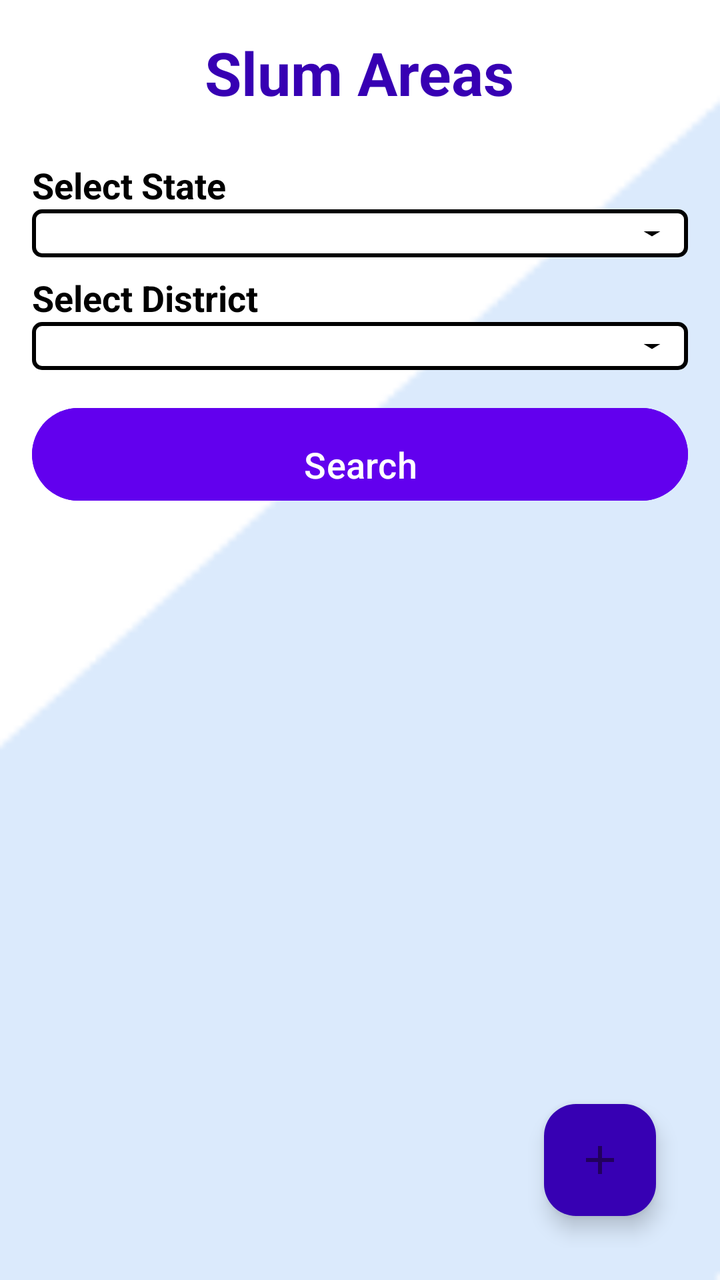
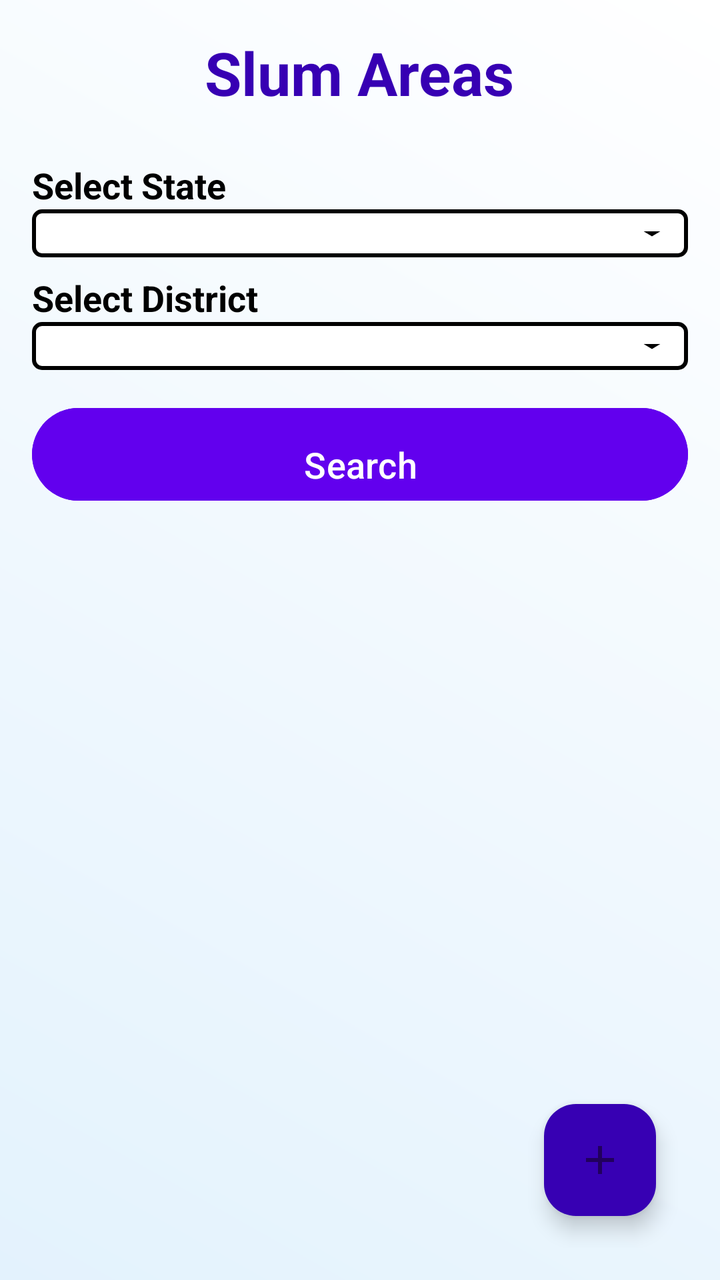

The first picture is an Android layout as it rendered before a commit; the second is the same layout after the commit. The layout source and the unified diff follow.
<!-- AndroidManifest.xml: application theme Theme.Orphans -->
<!-- res/layout/fragment_slum_areas.xml -->
<?xml version="1.0" encoding="utf-8"?>
<RelativeLayout xmlns:android="http://schemas.android.com/apk/res/android"
    android:layout_width="match_parent"
    android:layout_height="match_parent"
    android:padding="16dp"
    android:background="@drawable/donor">

    <TextView
        android:id="@+id/textViewOrphanages"
        android:layout_width="wrap_content"
        android:layout_height="wrap_content"
        android:text="Slum Areas"
        android:textSize="30sp"
        android:textStyle="bold"
        android:textColor="@color/colorPrimaryDark"
        android:layout_centerHorizontal="true"
        android:paddingBottom="16dp" />

    <TextView
        android:id="@+id/textViewState"
        android:layout_width="wrap_content"
        android:layout_height="wrap_content"
        android:text="Select State"
        android:textColor="@color/black"
        android:textStyle="bold"
        android:textSize="18sp"
        android:layout_below="@id/textViewOrphanages"
        android:paddingTop="8dp" />

    <Spinner
        android:id="@+id/spinnerState"
        android:layout_width="match_parent"
        android:layout_height="wrap_content"
        android:layout_below="@id/textViewState"
        android:background="@drawable/spinner_background"
        android:paddingTop="8dp"
        android:paddingBottom="16dp" />

    <TextView
        android:id="@+id/textViewDistrict"
        android:layout_width="wrap_content"
        android:layout_height="wrap_content"
        android:text="Select District"
        android:textColor="@color/black"
        android:textStyle="bold"
        android:textSize="18sp"
        android:layout_below="@id/spinnerState"
        android:paddingTop="8dp" />

    <Spinner
        android:id="@+id/spinnerDistrict"
        android:layout_width="match_parent"
        android:layout_height="wrap_content"
        android:layout_below="@id/textViewDistrict"
        android:background="@drawable/spinner_background"
        android:paddingTop="8dp"
        android:paddingBottom="16dp" />

    <Button
        android:id="@+id/buttonSearch"
        android:layout_width="match_parent"
        android:layout_height="wrap_content"
        android:text="Search"
        android:textSize="18sp"
        android:layout_marginTop="15dp"
        android:backgroundTint="@color/colorPrimary"
        android:layout_below="@id/spinnerDistrict"
        android:paddingTop="16dp" />

    <androidx.recyclerview.widget.RecyclerView
        android:id="@+id/recyclerViewSlumAreas"
        android:layout_width="match_parent"
        android:layout_height="wrap_content"
        android:layout_below="@id/buttonSearch"
        android:paddingTop="16dp"
        android:layout_above="@id/fabAdd" />

    <TextView
        android:id="@+id/textViewNoSlumAreas"
        android:layout_width="wrap_content"
        android:layout_height="wrap_content"
        android:text="No slum areas available"
        android:textSize="18sp"
        android:visibility="gone"
        android:layout_centerHorizontal="true"
        android:layout_below="@id/buttonSearch"
        android:paddingTop="16dp" />

    <com.google.android.material.floatingactionbutton.FloatingActionButton
        android:id="@+id/fabAdd"
        android:layout_width="wrap_content"
        android:layout_height="wrap_content"
        android:layout_alignParentEnd="true"
        android:layout_alignParentBottom="true"
        android:layout_margin="16dp"
        android:backgroundTint="@color/colorPrimaryDark"
        android:contentDescription="Add"
        android:src="@drawable/ic_add" />

</RelativeLayout>
<!-- resources referenced by this layout -->
<resources>
  <color name="black">#FF000000</color>
  <color name="colorPrimary">#6200EE</color>
  <color name="colorPrimaryDark">#3700B3</color>
  <!-- drawable donor: png bitmap (drawable, 863 bytes) -->
  <!-- drawable ic_add (drawable) -->
  <?xml version="1.0" encoding="utf-8"?>
  <vector xmlns:android="http://schemas.android.com/apk/res/android"
      android:height="24dp"
      android:tint="#000000"
      android:viewportHeight="24"
      android:viewportWidth="24"
      android:width="24dp">
      <path
          android:fillColor="@android:color/white"
          android:pathData="M19,13h-6v6h-2v-6H5v-2h6V5h2v6h6v2z"/>
  </vector>
  <!-- drawable spinner_background (drawable) -->
  <?xml version="1.0" encoding="utf-8"?>
  <layer-list xmlns:android="http://schemas.android.com/apk/res/android">
  
      
      <item>
          <shape
              android:shape="rectangle">
              <solid android:color="@android:color/white"/>
              <stroke
                  android:width="2dp"
                  android:color="@color/black"/>
              <corners android:radius="4dp"/>
          </shape>
      </item>
  
      
      <item
          android:width="20dp"
          android:drawable="@drawable/spinner_arrow"
          android:gravity="end|center_vertical"
          android:right="8dp"/>
  
  </layer-list>
  <style name="Theme.Orphans" parent="Base.Theme.Orphans" />
  <!-- drawable spinner_arrow (drawable) -->
  <?xml version="1.0" encoding="utf-8"?>
  <vector xmlns:android="http://schemas.android.com/apk/res/android"
      android:width="12dp"
      android:height="12dp"
      android:viewportWidth="24"
      android:viewportHeight="24">
      <path
          android:fillColor="@color/black"
          android:pathData="M7 10l5 5 5-5z"/>
  </vector>
  <style name="Base.Theme.Orphans" parent="Theme.Material3.DayNight.NoActionBar">
          
          
      </style>
</resources>

<!-- the commit's change to res/layout/fragment_slum_areas.xml (unified diff, before → after) -->
@@ -3,7 +3,7 @@
     android:layout_width="match_parent"
     android:layout_height="match_parent"
     android:padding="16dp"
-    android:background="@drawable/donor">
+    android:background="@drawable/bg_donor_gradient">
 
     <TextView
         android:id="@+id/textViewOrphanages"
<!-- resource entries referenced after the edit -->
@@ -3,7 +3,16 @@
   <color name="black">#FF000000</color>
   <color name="colorPrimary">#6200EE</color>
   <color name="colorPrimaryDark">#3700B3</color>
-  <!-- drawable donor: png bitmap (drawable, 863 bytes) -->
+  <!-- drawable bg_donor_gradient (drawable) -->
+  <?xml version="1.0" encoding="utf-8"?>
+  <shape xmlns:android="http://schemas.android.com/apk/res/android"
+      android:shape="rectangle">
+      <gradient
+          android:startColor="#E3F2FD"
+          android:endColor="#FFFFFF"
+          android:angle="45"
+          android:type="linear" />
+  </shape>
   <!-- drawable ic_add (drawable) -->
   <?xml version="1.0" encoding="utf-8"?>
   <vector xmlns:android="http://schemas.android.com/apk/res/android"
